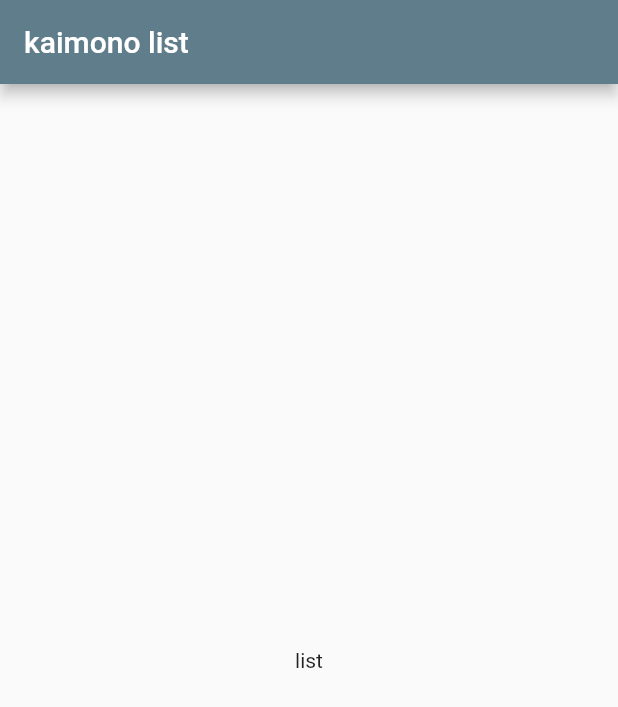
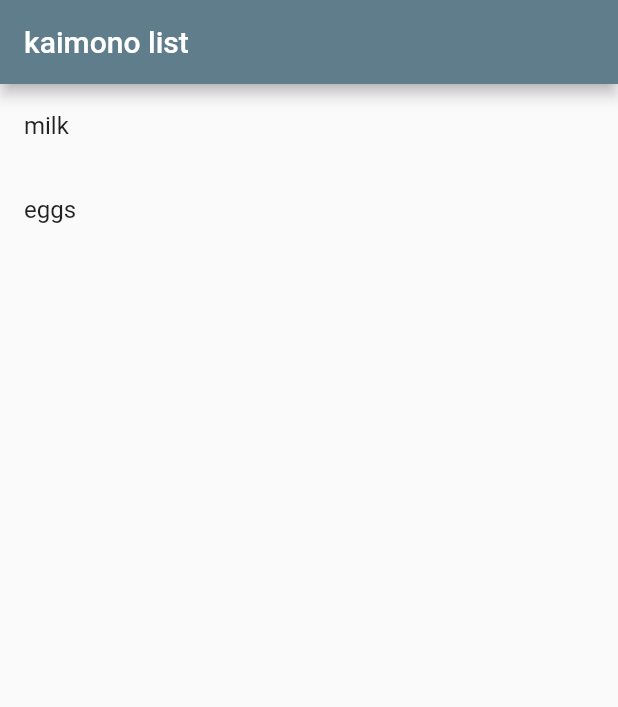
Before and after one commit to maiyama18/kaimono, a Flutter app: the screen it shows after launch, on a phone screen of 412 x 824 dp. Shown: the top 707 px of the screen. Run offline on Flutter 3.47's test engine with Material 2 defaults, Android fonts, the phone set to English and light mode, and no system bars.

Commit message:
add shopping list change notifier

```diff
--- a/lib/main.dart
+++ b/lib/main.dart
@@ -1,5 +1,7 @@
 import 'package:flutter/material.dart';
 import 'package:kaimono/screens/shopping_list_screen.dart';
+import 'package:kaimono/stores/shopping_list.dart';
+import 'package:provider/provider.dart';
 
 void main() => runApp(KaimonoApp());
 
@@ -7,12 +9,15 @@ class KaimonoApp extends StatelessWidget {
   // This widget is the root of your application.
   @override
   Widget build(BuildContext context) {
-    return MaterialApp(
-      title: 'kaimono',
-      theme: ThemeData(
-        primaryColor: Colors.blueGrey,
+    return Provider(
+      create: (context) => ShoppingList(),
+      child: MaterialApp(
+        title: 'kaimono',
+        theme: ThemeData(
+          primaryColor: Colors.blueGrey,
+        ),
+        home: ShoppingListScreen(),
       ),
-      home: ShoppingListScreen(),
     );
   }
 }
--- /dev/null
+++ b/lib/models/shopping_item.dart
@@ -0,0 +1,12 @@
+import 'package:flutter/cupertino.dart';
+
+class ShoppingItem {
+  String name;
+  bool done;
+
+  ShoppingItem({@required this.name, this.done = false});
+
+  void toggle() {
+    done = !done;
+  }
+}
--- a/lib/screens/shopping_list_screen.dart
+++ b/lib/screens/shopping_list_screen.dart
@@ -1,4 +1,6 @@
 import 'package:flutter/material.dart';
+import 'package:kaimono/stores/shopping_list.dart';
+import 'package:provider/provider.dart';
 
 class ShoppingListScreen extends StatelessWidget {
   @override
@@ -7,8 +9,17 @@ class ShoppingListScreen extends StatelessWidget {
       appBar: AppBar(
         title: Text('kaimono list'),
       ),
-      body: Center(
-        child: Text('list'),
+      body: Consumer<ShoppingList>(
+        builder: (context, shoppingList, _) {
+          return ListView.builder(
+            itemBuilder: (context, i) {
+              return ListTile(
+                title: Text(shoppingList.items[i].name),
+              );
+            },
+            itemCount: shoppingList.numItems,
+          );
+        },
       ),
     );
   }
--- /dev/null
+++ b/lib/stores/shopping_list.dart
@@ -0,0 +1,19 @@
+import 'dart:collection';
+
+import 'package:flutter/material.dart';
+import 'package:kaimono/models/shopping_item.dart';
+
+class ShoppingList with ChangeNotifier {
+  List<ShoppingItem> _items = [
+    ShoppingItem(name: 'milk'),
+    ShoppingItem(name: 'eggs'),
+  ];
+
+  UnmodifiableListView<ShoppingItem> get items {
+    return UnmodifiableListView(_items);
+  }
+
+  int get numItems {
+    return _items.length;
+  }
+}
```
Also changed, not shown: pubspec.yaml (+1 -52 lines), pubspec.lock.
